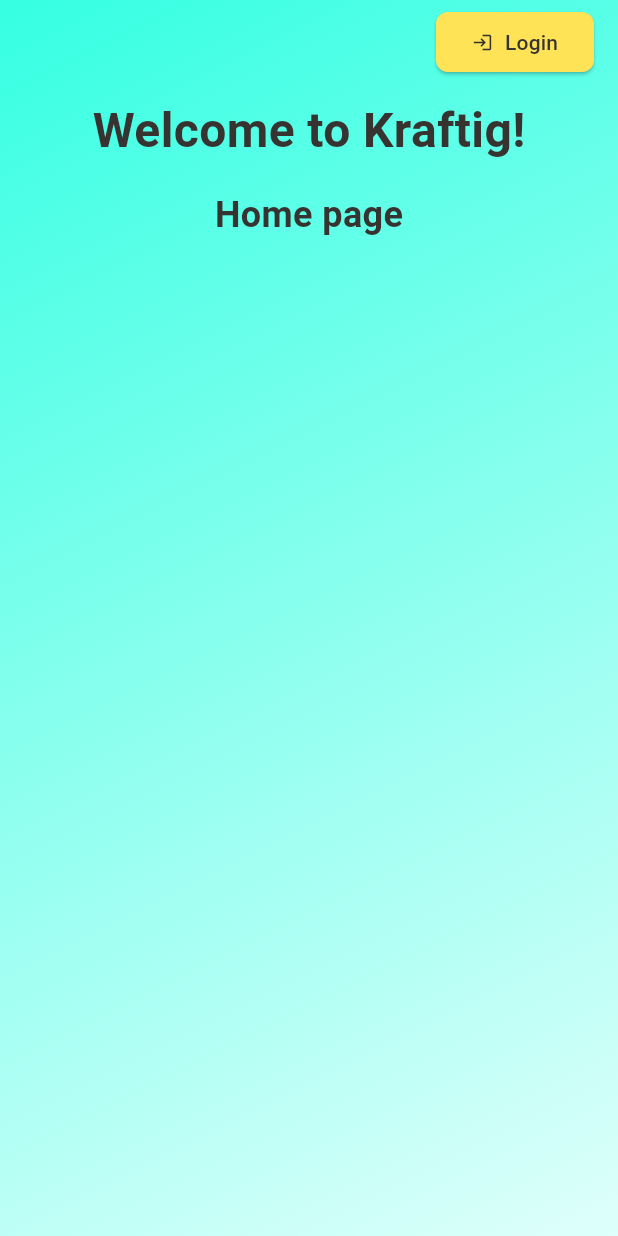
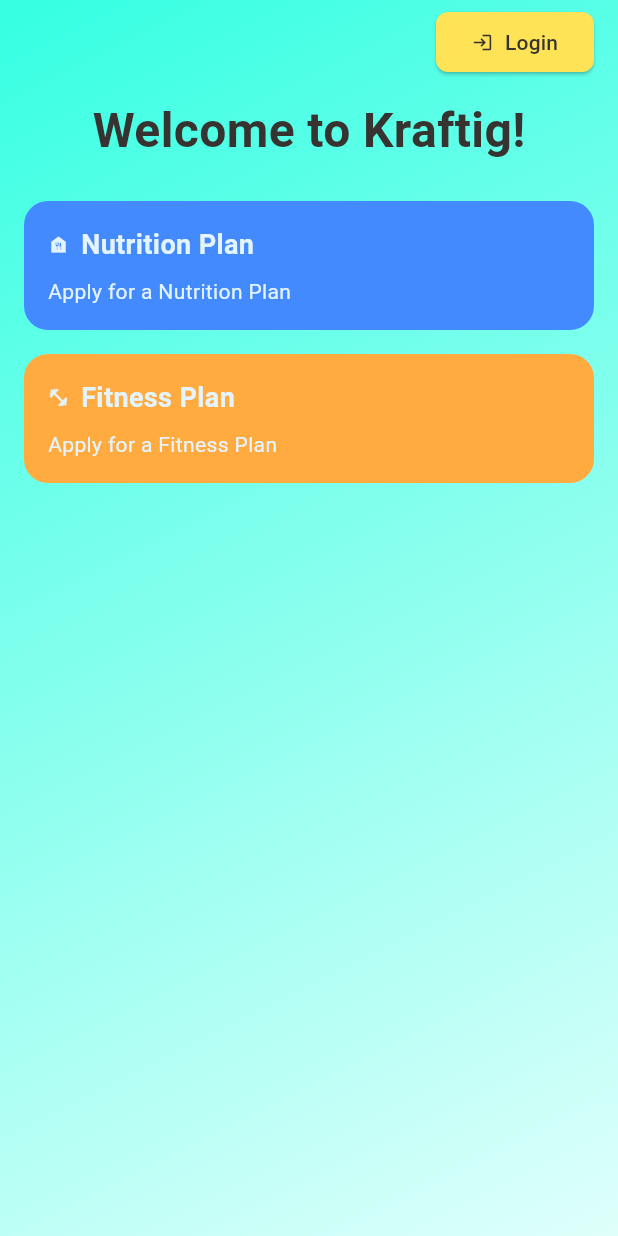
Before and after one commit to aibar-pro/Kraftig, a Flutter app: the screen it shows after launch, on a phone screen of 412 x 824 dp. Run offline on Flutter 3.47's test engine with Material 3 defaults, Android fonts, the phone set to English and light mode, and no system bars; our stand-ins replace flutter_dotenv, flutter_secure_storage, image_picker, sqflite; missing offline and left inert: animated_weight_picker, encrypt; accounts and stored records are empty.

Commit message:
Introduced home page banners. Fixed gallery edit

```diff
--- a/lib/main.dart
+++ b/lib/main.dart
@@ -3,8 +3,10 @@ import 'package:provider/provider.dart';
 import 'package:flutter_dotenv/flutter_dotenv.dart';
 
 import 'services/api_service.dart';
+import 'view_models/fitness_plan_view_model.dart';
 import 'view_models/home_view_model.dart';
 import 'view_models/login_view_model.dart';
+import 'view_models/nutrition_plan_view_model.dart';
 import 'view_models/profile_view_model.dart';
 import 'view_models/photo_gallery_view_model.dart';
 import 'view_models/signup_view_model.dart';
@@ -25,7 +27,9 @@ class MyApp extends StatelessWidget {
   @override
   Widget build(BuildContext context) {
     final apiService = ApiService(baseUrl: 'http://0.0.0.0:8080');
-    final homeViewModel = HomeViewModel(apiService: apiService);
+    final nutritionPlanViewModel = NutritionPlanViewModel();
+    final fitnessPlanViewModel = FitnessPlanViewModel();
+    final homeViewModel = HomeViewModel(apiService: apiService, nutritionPlanViewModel: nutritionPlanViewModel, fitnessPlanViewModel: fitnessPlanViewModel);
     final profileViewModel = ProfileViewModel(apiService: apiService, homeViewModel: homeViewModel);
 
     return MultiProvider(
@@ -35,6 +39,8 @@ class MyApp extends StatelessWidget {
         ChangeNotifierProvider(create: (_) => SignupViewModel(apiService: apiService)),
         ChangeNotifierProvider(create: (_) => profileViewModel),
         ChangeNotifierProvider(create: (_) => PhotoGalleryViewModel(profileViewModel: profileViewModel)),
+        ChangeNotifierProvider(create: (_) => NutritionPlanViewModel()),
+        ChangeNotifierProvider(create: (_) => FitnessPlanViewModel()),
       ],
       child: MaterialApp(
         title: 'Kraftig',
--- /dev/null
+++ b/lib/models/plan_model.dart
@@ -0,0 +1,12 @@
+enum PlanState {
+  invitation,
+  requestInProgress,
+  activePlan,
+}
+
+class Plan {
+  final String id;
+  final String summary;
+
+  Plan({required this.id, required this.summary});
+}
--- a/lib/resources/constants.dart
+++ b/lib/resources/constants.dart
@@ -13,6 +13,7 @@ class AppColors {
   static const Color textMediumEmphasis = Color(0x99373331);
   static const Color textLowEmphasis = Color(0x66373331);
   static const Color cardBackground = Color(0xAAf6e9e9);
+  static const Color whiteText = Color(0xFFe4f4fd);
 }
 
 class AppViewBackgrounds {
--- /dev/null
+++ b/lib/view_models/fitness_plan_view_model.dart
@@ -0,0 +1,27 @@
+import 'package:flutter/material.dart';
+
+import '../models/plan_model.dart';
+
+class FitnessPlanViewModel extends ChangeNotifier {
+  PlanState state = PlanState.invitation;
+  Plan? activePlan;
+
+  void requestNewPlan() {
+    state = PlanState.requestInProgress;
+    notifyListeners();
+  }
+
+  void viewRequestStatus() {
+    // Implement navigation to the request status view
+  }
+
+  void viewPlanDetails() {
+    // Implement navigation to the fitness plan detail view
+  }
+
+  void setActivePlan(Plan plan) {
+    activePlan = plan;
+    state = PlanState.activePlan;
+    notifyListeners();
+  }
+}
--- a/lib/view_models/home_view_model.dart
+++ b/lib/view_models/home_view_model.dart
@@ -1,16 +1,22 @@
 import 'package:flutter/foundation.dart';
 
+import '../models/plan_model.dart';
 import '../models/user_profile_model.dart';
 import '../persistence/secure_storage_helper.dart';
 import '../services/api_service.dart';
+import 'fitness_plan_view_model.dart';
+import 'nutrition_plan_view_model.dart';
 
 class HomeViewModel extends ChangeNotifier {
+  final NutritionPlanViewModel nutritionPlanViewModel;
+  final FitnessPlanViewModel fitnessPlanViewModel;
+
   final ApiService apiService;
 
   UserProfileModel? _userProfile;
   bool _isLoggedIn = false;
 
-  HomeViewModel({required this.apiService}) {
+  HomeViewModel({required this.nutritionPlanViewModel, required this.fitnessPlanViewModel, required this.apiService}) {
     _initialize();
   }
 
@@ -77,4 +83,36 @@ class HomeViewModel extends ChangeNotifier {
       print('Logout success $_isLoggedIn');
     }
   }
+
+  void requestNewNutritionPlan() {
+    nutritionPlanViewModel.requestNewPlan();
+  }
+
+  void requestNewFitnessPlan() {
+    fitnessPlanViewModel.requestNewPlan();
+  }
+
+  void viewNutritionRequestStatus() {
+    nutritionPlanViewModel.viewRequestStatus();
+  }
+
+  void viewFitnessRequestStatus() {
+    fitnessPlanViewModel.viewRequestStatus();
+  }
+
+  void viewNutritionPlanDetails() {
+    nutritionPlanViewModel.viewPlanDetails();
+  }
+
+  void viewFitnessPlanDetails() {
+    fitnessPlanViewModel.viewPlanDetails();
+  }
+
+  void setActiveNutritionPlan(Plan plan) {
+    nutritionPlanViewModel.setActivePlan(plan);
+  }
+
+  void setActiveFitnessPlan(Plan plan) {
+    fitnessPlanViewModel.setActivePlan(plan);
+  }
 }
--- /dev/null
+++ b/lib/view_models/nutrition_plan_view_model.dart
@@ -0,0 +1,27 @@
+import 'package:flutter/material.dart';
+
+import '../models/plan_model.dart';
+
+class NutritionPlanViewModel extends ChangeNotifier {
+  PlanState state = PlanState.invitation;
+  Plan? activePlan;
+
+  void requestNewPlan() {
+    state = PlanState.requestInProgress;
+    notifyListeners();
+  }
+
+  void viewRequestStatus() {
+    // Implement navigation to the request status view
+  }
+
+  void viewPlanDetails() {
+    // Implement navigation to the nutrition plan detail view
+  }
+
+  void setActivePlan(Plan plan) {
+    activePlan = plan;
+    state = PlanState.activePlan;
+    notifyListeners();
+  }
+}
--- a/lib/view_models/photo_gallery_view_model.dart
+++ b/lib/view_models/photo_gallery_view_model.dart
@@ -71,9 +71,6 @@ class PhotoGalleryViewModel extends ChangeNotifier {
 
     if (image != null) {
       if (_photoGroups.isEmpty) {
-        if (kDebugMode) {
-          print("Photo Gallery: Creating first photo group");
-        }
         await createGroup(null, DateTime.now(), userLogin);
       }
       final filename = image.name;
@@ -116,7 +113,6 @@ class PhotoGalleryViewModel extends ChangeNotifier {
     });
     final group = _photoGroups.firstWhere((g) => g.id.toString() == groupId);
     group.photos.add(filename);
-    print("Saving file: $filename");
     notifyListeners();
   }
 
@@ -171,7 +167,6 @@ class PhotoGalleryViewModel extends ChangeNotifier {
   }
 
   Future<Uint8List> getDecryptedPhoto(String filename) async {
-    print("Reading file: $filename");
     final fs = FileSystemHelper();
     return await fs.readPhoto(filename);
   }
--- /dev/null
+++ b/lib/views/fitness_banner.dart
@@ -0,0 +1,70 @@
+import 'package:flutter/material.dart';
+import 'package:provider/provider.dart';
+
+import '../models/plan_model.dart';
+import '../resources/constants.dart';
+import '../view_models/fitness_plan_view_model.dart';
+
+class FitnessBanner extends StatelessWidget {
+  const FitnessBanner({super.key});
+
+  @override
+  Widget build(BuildContext context) {
+    return Consumer<FitnessPlanViewModel>(
+      builder: (context, model, child) {
+        return GestureDetector(
+          onTap: () {
+            if (model.state == PlanState.invitation) {
+              model.requestNewPlan();
+            } else if (model.state == PlanState.requestInProgress) {
+              model.viewRequestStatus();
+            } else if (model.state == PlanState.activePlan) {
+              model.viewPlanDetails();
+            }
+          },
+          child: Container(
+            padding: const EdgeInsets.all(AppPadding.medium,),
+            decoration: BoxDecoration(
+              color: Colors.orangeAccent.shade200,
+              borderRadius: BorderRadius.circular(AppBorderRadius.large),
+            ),
+            child: Column(
+              crossAxisAlignment: CrossAxisAlignment.start,
+              children: [
+                const Row(
+                  children: [
+                    Padding(
+                      padding: EdgeInsets.only(right: AppPadding.small),
+                      child:
+                        Icon(Icons.fitness_center, size: AppFontSizes.body, color: AppColors.whiteText,),
+                    ),
+                    Text(
+                      'Fitness Plan',
+                      style: TextStyle(fontSize: AppFontSizes.subheadline, fontWeight: FontWeight.w600, color: AppColors.whiteText,),
+                    ),
+                  ],
+                ),
+                const SizedBox(height: AppPadding.small),
+                if (model.state == PlanState.invitation)
+                  const Text(
+                    'Apply for a Fitness Plan',
+                    style: TextStyle(fontSize: AppFontSizes.body, color: AppColors.whiteText,),
+                  )
+                else if (model.state == PlanState.requestInProgress)
+                  const Text(
+                    'Your Fitness Plan Request is in progress',
+                    style: TextStyle(fontSize: AppFontSizes.body, color: AppColors.whiteText,),
+                  )
+                else if (model.state == PlanState.activePlan && model.activePlan != null)
+                  Text(
+                    'Active Plan: ${model.activePlan!.summary}',
+                    style: const TextStyle(fontSize: AppFontSizes.body, color: AppColors.whiteText,),
+                  ),
+              ],
+            ),
+          ),
+        );
+      },
+    );
+  }
+}
--- a/lib/views/home_view.dart
+++ b/lib/views/home_view.dart
@@ -5,6 +5,8 @@ import 'package:provider/provider.dart';
 import '../resources/constants.dart';
 import '../view_models/home_view_model.dart';
 import '../view_components/primary_button.dart';
+import 'fitness_banner.dart';
+import 'nutrition_banner.dart';
 
 
 class HomeView extends StatelessWidget {
@@ -49,17 +51,27 @@ class HomeView extends StatelessWidget {
           body: const Center(
             child: SafeArea(
               child: Column(
-                children: <Widget>[
+                children: [
                   SizedBox(height: AppPadding.small),
                   Text(
                     'Welcome to Kraftig!',
                     style: AppTextStyles.title
                   ),
-                  SizedBox(height: AppPadding.medium),
-                  Text(
-                    'Home page',
-                    style: AppTextStyles.headline,
-                  ),
+                  SizedBox(height: AppPadding.large),
+                  Padding(
+                    padding: EdgeInsets.only(
+                      left: AppPadding.medium,
+                      right: AppPadding.medium
+                    ),
+                    child: Column(
+                      children: [
+                        NutritionBanner(),
+                        SizedBox(height: AppPadding.medium),
+                        FitnessBanner(),
+                      ],
+                    ),
+                  )
+
                 ],
               ),
             ),
--- /dev/null
+++ b/lib/views/nutrition_banner.dart
@@ -0,0 +1,71 @@
+import 'package:flutter/material.dart';
+import 'package:kraftig/resources/constants.dart';
+import 'package:provider/provider.dart';
+
+import '../models/plan_model.dart';
+import '../view_models/nutrition_plan_view_model.dart';
+
+class NutritionBanner extends StatelessWidget {
+  const NutritionBanner({super.key});
+
+  @override
+  Widget build(BuildContext context) {
+    return Consumer<NutritionPlanViewModel>(
+      builder: (context, model, child) {
+        return GestureDetector(
+          onTap: () {
+            if (model.state == PlanState.invitation) {
+              model.requestNewPlan();
+            } else if (model.state == PlanState.requestInProgress) {
+              model.viewRequestStatus();
+            } else if (model.state == PlanState.activePlan) {
+              model.viewPlanDetails();
+            }
+          },
+          child: Container(
+            padding: const EdgeInsets.all(AppPadding.medium,),
+            decoration: BoxDecoration(
+              color: Colors.blueAccent.shade200,
+              borderRadius: BorderRadius.circular(AppBorderRadius.large),
+            ),
+            child: Column(
+              crossAxisAlignment: CrossAxisAlignment.start,
+              children: [
+                const Row(
+                  crossAxisAlignment: CrossAxisAlignment.center,
+                  children: [
+                    Padding(
+                      padding: EdgeInsets.only(right: AppPadding.small),
+                      child:
+                        Icon(Icons.food_bank, size: AppFontSizes.body, color: AppColors.whiteText,),
+                    ),
+                    Text(
+                      'Nutrition Plan',
+                      style: TextStyle(fontSize: AppFontSizes.subheadline, fontWeight: FontWeight.w600, color: AppColors.whiteText,),
+                    ),
+                  ],
+                ),
+                const SizedBox(height: AppPadding.small),
+                if (model.state == PlanState.invitation)
+                  const Text(
+                    'Apply for a Nutrition Plan',
+                    style: TextStyle(fontSize: AppFontSizes.body, color: AppColors.whiteText,),
+                  )
+                else if (model.state == PlanState.requestInProgress)
+                  const Text(
+                    'Your Nutrition Plan Request is in progress',
+                    style: TextStyle(fontSize: AppFontSizes.body, color: AppColors.whiteText,),
+                  )
+                else if (model.state == PlanState.activePlan && model.activePlan != null)
+                  Text(
+                    'Active Plan: ${model.activePlan!.summary}',
+                    style: const TextStyle(fontSize: AppFontSizes.body, color: AppColors.whiteText,),
+                  ),
+              ],
+            ),
+          ),
+        );
+      },
+    );
+  }
+}
--- a/lib/views/photo_gallery_view_widget.dart
+++ b/lib/views/photo_gallery_view_widget.dart
@@ -76,8 +76,8 @@ class PhotoGalleryViewWidget extends StatelessWidget {
             physics: const NeverScrollableScrollPhysics(),
             gridDelegate: const SliverGridDelegateWithFixedCrossAxisCount(
               crossAxisCount: 3,
-              crossAxisSpacing: 8,
-              mainAxisSpacing: 8,
+              crossAxisSpacing: AppPadding.small,
+              mainAxisSpacing: AppPadding.small,
             ),
             itemCount: group.photos.length,
             itemBuilder: (context, index) {
```
Also changed, not shown: lib/views/photo_gallery_edit_widget.dart (+22 -9 lines), 2 other files.
